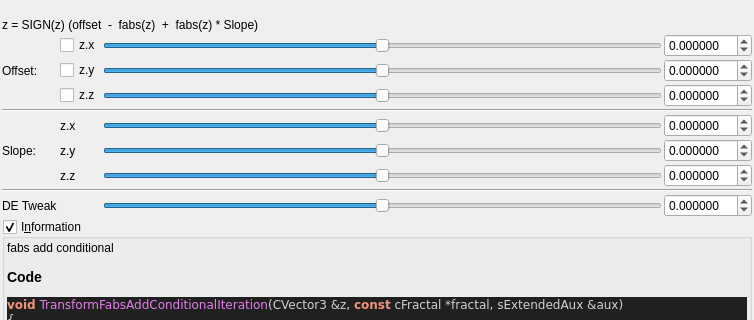
Qt form mandelbulber2/qt_data/fractal_transf_fabs_add_conditional.ui (buddhi1980/mandelbulber2) before a commit; both pictures show x 0 to 754 and y 0 to 320 of the 754 by 634 pixel window.
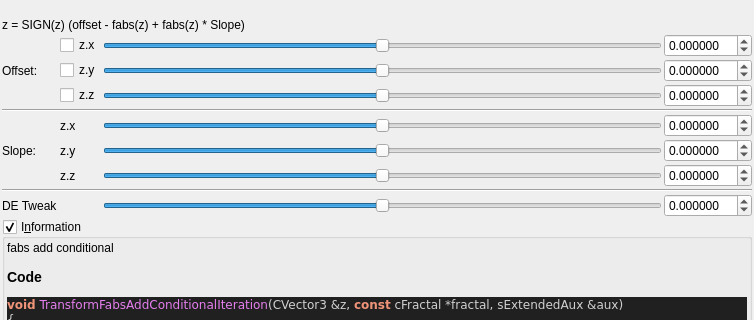
The same form after that commit. Custom widgets are drawn as their Qt base class.

```diff
--- a/mandelbulber2/qt_data/fractal_transf_fabs_add_conditional.ui
+++ b/mandelbulber2/qt_data/fractal_transf_fabs_add_conditional.ui
@@ -42,7 +42,7 @@
    <item>
     <widget class="QLabel" name="label_133">
      <property name="text">
-      <string>z = SIGN(z) (offset  -  fabs(z)  +  fabs(z) * Slope)</string>
+      <string>z = SIGN(z) (offset - fabs(z) + fabs(z) * Slope)</string>
      </property>
     </widget>
    </item>
```
